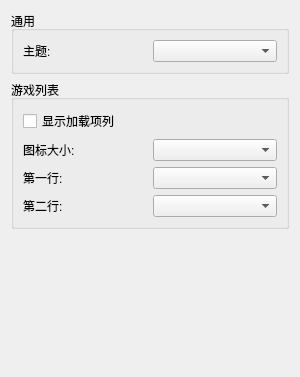
Above: src/yuzu/configuration/configure_ui.ui from formylover/yuzu-early-access before the change. Below: the same form after it.
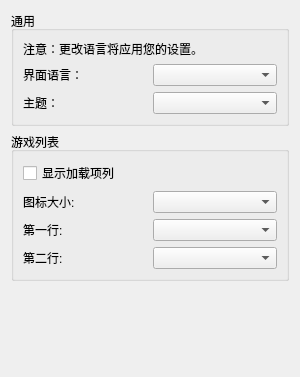
That is the form after the change.

Diff of the .ui file:
```diff
--- a/src/yuzu/configuration/configure_ui.ui
+++ b/src/yuzu/configuration/configure_ui.ui
@@ -13,23 +13,45 @@
   <property name="windowTitle">
    <string>Form</string>
   </property>
-  <layout class="QHBoxLayout" name="HorizontalLayout">
+  <layout class="QVBoxLayout" name="verticalLayout">
    <item>
-    <layout class="QVBoxLayout" name="VerticalLayout">
-     <item>
-      <widget class="QGroupBox" name="GeneralGroupBox">
+    <widget class="QGroupBox" name="general_groupBox">
        <property name="title">
         <string>通用</string>
        </property>
        <layout class="QHBoxLayout" name="horizontalLayout">
         <item>
-         <layout class="QVBoxLayout" name="verticalLayout">
+       <layout class="QVBoxLayout" name="verticalLayout_2">
+        <item>
+         <widget class="QLabel" name="label_change_language_info">
+          <property name="text">
+           <string>注意：更改语言将应用您的设置。</string>
+          </property>
+          <property name="wordWrap">
+           <bool>true</bool>
+          </property>
+         </widget>
+        </item>
+        <item>
+         <layout class="QHBoxLayout" name="horizontalLayout_2">
+          <item>
+           <widget class="QLabel" name="language_label">
+            <property name="text">
+             <string>界面语言：</string>
+            </property>
+           </widget>
+          </item>
+          <item>
+           <widget class="QComboBox" name="language_combobox"/>
+          </item>
+         </layout>
+        </item>
           <item>
            <layout class="QHBoxLayout" name="horizontalLayout_3">
             <item>
              <widget class="QLabel" name="theme_label">
               <property name="text">
-               <string>主题:</string>
+             <string>主题：</string>
               </property>
              </widget>
             </item>
@@ -117,8 +139,6 @@
         </size>
        </property>
       </spacer>
-     </item>
-    </layout>
    </item>
   </layout>
  </widget>
```
Left out of the diff: 2 changed lines with no effect on the pictures. Lines whose indentation alone changed are shown as unchanged.
